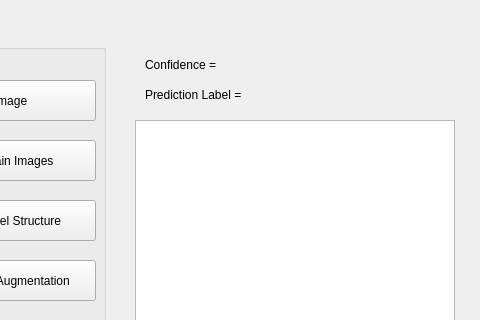
Old version of the form HW2/UI.ui in the repository KJay221/Opencv-HW; both pictures show x 385 to 865 and y 0 to 320 of the 865 by 467 pixel window.
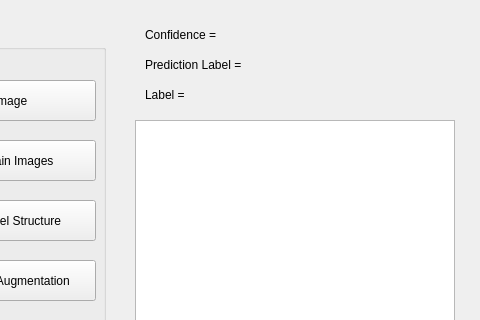
New version of the form.

```diff
--- a/HW2/UI.ui
+++ b/HW2/UI.ui
@@ -267,7 +267,7 @@
    <property name="geometry">
     <rect>
      <x>530</x>
-     <y>50</y>
+     <y>20</y>
      <width>200</width>
      <height>30</height>
     </rect>
@@ -280,7 +280,7 @@
    <property name="geometry">
     <rect>
      <x>530</x>
-     <y>80</y>
+     <y>50</y>
      <width>200</width>
      <height>30</height>
     </rect>
@@ -289,6 +289,19 @@
     <string>Prediction Label = </string>
    </property>
   </widget>
+  <widget class="QLabel" name="Label">
+   <property name="geometry">
+    <rect>
+     <x>530</x>
+     <y>80</y>
+     <width>200</width>
+     <height>30</height>
+    </rect>
+   </property>
+   <property name="text">
+    <string>Label = </string>
+   </property>
+  </widget>
  </widget>
  <resources/>
  <connections/>
```
